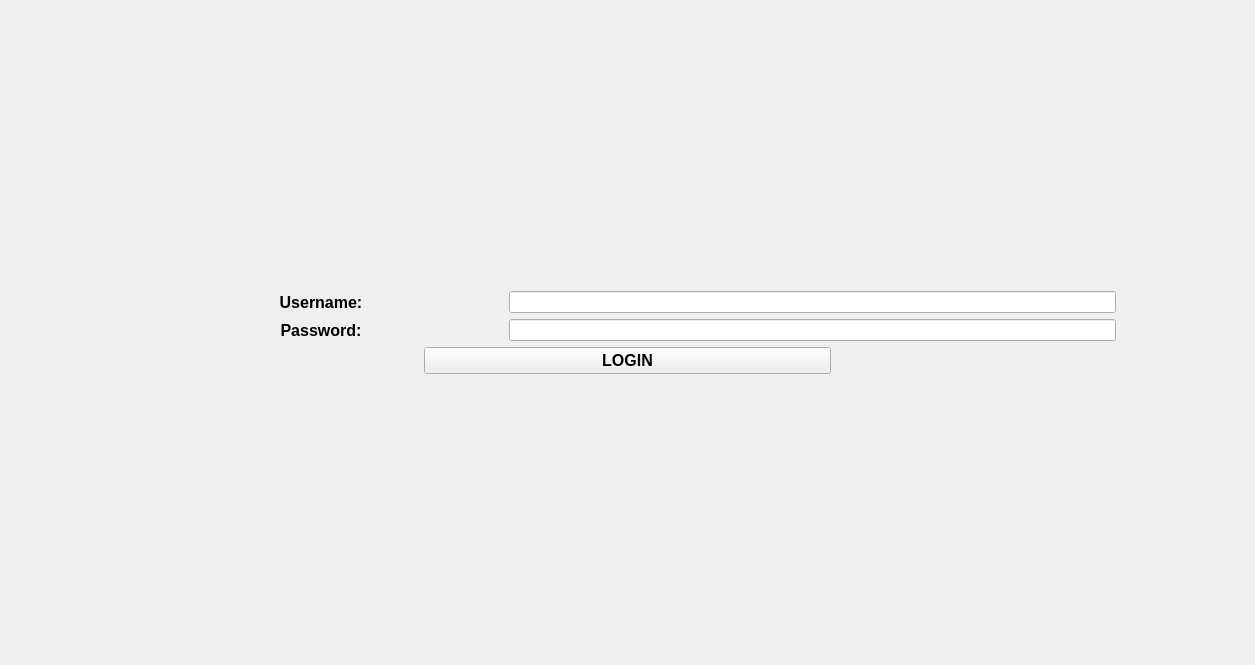
Old version of the form mainwindow.ui in the repository Robertzzel/NAS-CLIENT.
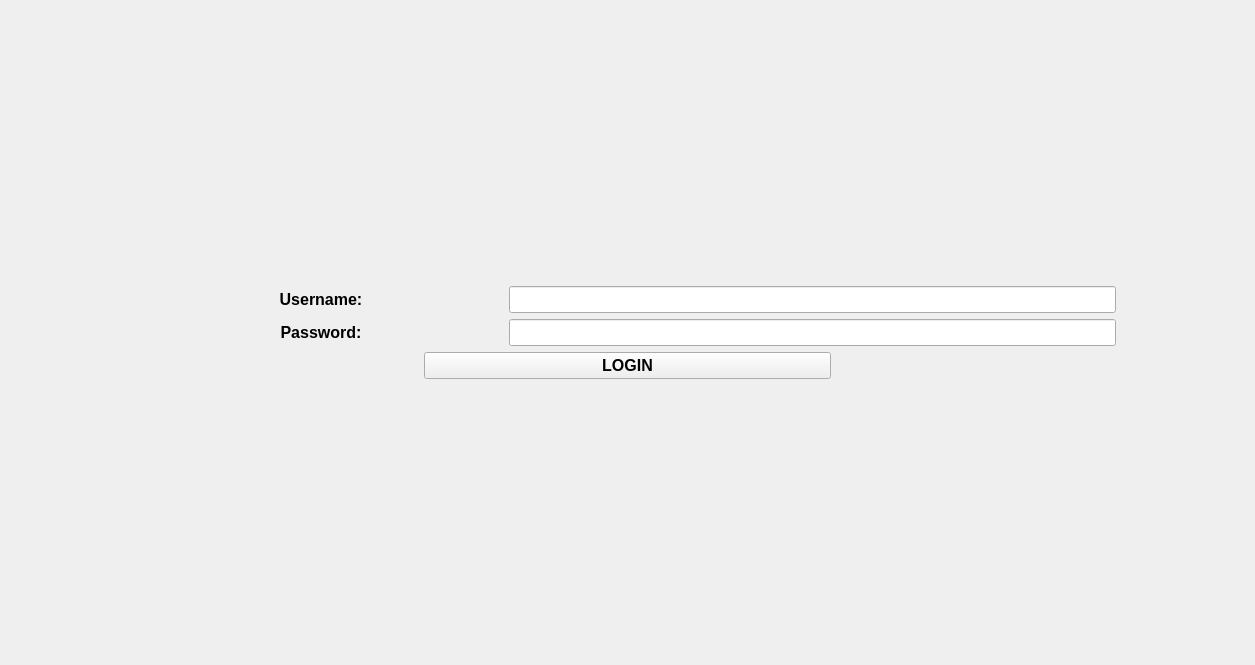
New version of the form. The open tabs and pages were chosen to show the change.

Patch:
```diff
--- a/mainwindow.ui
+++ b/mainwindow.ui
@@ -214,7 +214,13 @@
              </widget>
             </item>
             <item>
-             <widget class="QLineEdit" name="usernameLineEdit"/>
+             <widget class="QLineEdit" name="usernameLineEdit">
+              <property name="font">
+               <font>
+                <pointsize>12</pointsize>
+               </font>
+              </property>
+             </widget>
             </item>
             <item>
              <spacer name="horizontalSpacer_3">
@@ -263,7 +269,13 @@
              </widget>
             </item>
             <item>
-             <widget class="QLineEdit" name="passwordLineEdit"/>
+             <widget class="QLineEdit" name="passwordLineEdit">
+              <property name="font">
+               <font>
+                <pointsize>12</pointsize>
+               </font>
+              </property>
+             </widget>
             </item>
             <item>
              <spacer name="horizontalSpacer_6">
```
Left out of the diff: 26 changed lines with no effect on the pictures.
